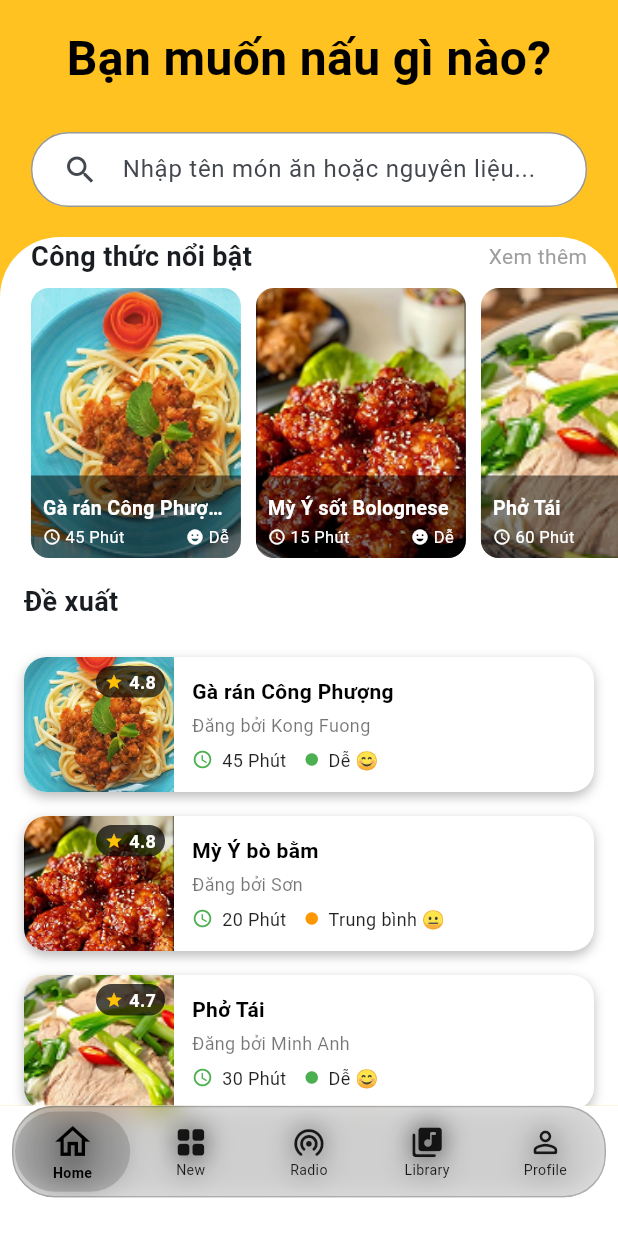
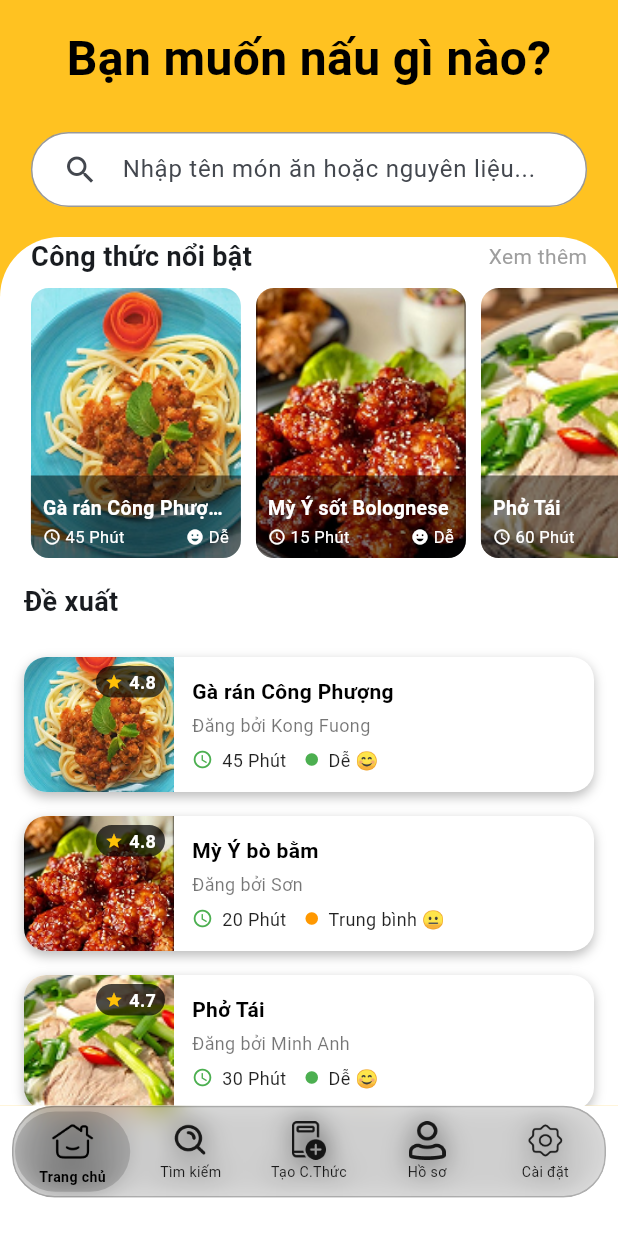
Before and after one commit to dav4k2/DuAnThucTap, a Flutter app: the MainLayout screen opened directly, on a phone screen of 412 x 824 dp. Run offline on Flutter 3.47's test engine with Material 3 defaults, Android fonts, the light colour scheme and no system bars; our stand-ins replace firebase_auth, firebase_core, flutter_riverpod, flutter_screenutil, google_sign_in, palette_generator; missing offline and left inert: cupertino_native, widgetbook; accounts and stored records are empty.

Commit message:
update navbar icon android với ios native

```diff
--- a/lib/Main_layout/main_layout.dart
+++ b/lib/Main_layout/main_layout.dart
@@ -19,8 +19,8 @@ class _MainLayoutState extends State<MainLayout> {
   final List<Widget> _pages = const [
     HomeScreen(),
     ExploreScreen(),
-    ChefProfileScreen(), // placeholder
     Center(child: Text('Library')),
+    ChefProfileScreen(),
     Center(child: Text('Profile')),
   ];
 
--- a/lib/navbar/navbar_ios.dart
+++ b/lib/navbar/navbar_ios.dart
@@ -19,10 +19,11 @@ class NavBarIOS extends StatefulWidget {
 class _NavBarIOSState extends State<NavBarIOS> {
   // Danh sách tab – giữ nguyên như hướng dẫn pub.dev
   final List<CNTabBarItem> _items = const [
-    CNTabBarItem(label: 'TV', icon: CNSymbol('appletv.fill')),
-    CNTabBarItem(label: 'Video', icon: CNSymbol('video.fill')),
-    CNTabBarItem(label: 'Chat', icon: CNSymbol('message.fill')),
-    CNTabBarItem(label: 'Home', icon: CNSymbol('homepod.fill')),
+    CNTabBarItem(label: 'Trang chủ', icon: CNSymbol('house.fill')),
+    CNTabBarItem(label: 'Tìm kiếm', icon: CNSymbol('magnifyingglass')),
+    CNTabBarItem(label: 'Tạo mới', icon: CNSymbol('plus.app.fill')),
+    CNTabBarItem(label: 'Hồ sơ', icon: CNSymbol('person.crop.circle')),
+    CNTabBarItem(label: 'Cài đặt', icon: CNSymbol('gearshape.fill')),
   ];
 
   @override
--- a/lib/navbar/smart_navbar.dart
+++ b/lib/navbar/smart_navbar.dart
@@ -1,3 +1,4 @@
+// lib/widgets/smart_nav_bar.dart
 import 'dart:ui';
 import 'package:flutter/material.dart';
 import 'package:flutter_screenutil/flutter_screenutil.dart';
@@ -27,22 +28,15 @@ class _SmartNavBarState extends State<SmartNavBar> with SingleTickerProviderStat
   @override
   void initState() {
     super.initState();
-    _controller = AnimationController(
-      vsync: this,
-      duration: const Duration(milliseconds: 300), // Mượt hơn
-    );
+    _controller = AnimationController(vsync: this, duration: const Duration(milliseconds: 300));
     _setupAnimations(widget.currentIndex.toDouble());
     widget.scrollController.addListener(_checkScroll);
   }
 
   void _setupAnimations(double targetIndex) {
-    _positionAnimation = Tween<double>(
-      begin: targetIndex,
-      end: targetIndex,
-    ).animate(CurvedAnimation(
-      parent: _controller,
-      curve: Curves.easeInOutCubic,
-    ));
+    _positionAnimation = Tween<double>(begin: targetIndex, end: targetIndex).animate(
+      CurvedAnimation(parent: _controller, curve: Curves.easeInOutCubic),
+    );
   }
 
   @override
@@ -53,10 +47,7 @@ class _SmartNavBarState extends State<SmartNavBar> with SingleTickerProviderStat
       _positionAnimation = Tween<double>(
         begin: beginPos,
         end: widget.currentIndex.toDouble(),
-      ).animate(CurvedAnimation(
-        parent: _controller,
-        curve: Curves.easeInOutCubic,
-      ));
+      ).animate(CurvedAnimation(parent: _controller, curve: Curves.easeInOutCubic));
 
       _controller
         ..reset()
@@ -85,12 +76,11 @@ class _SmartNavBarState extends State<SmartNavBar> with SingleTickerProviderStat
     } catch (_) {}
   }
 
-  // Hàm tính scale theo tiến trình (parabol, đỉnh ở giữa)
   double _calculateScale(double progress) {
     const double peakScale = 1.3;
     const double baseScale = 1.0;
     final double t = progress - 0.5;
-    final double parabola = 1 - 4 * t * t; // 1 ở giữa, 0 ở hai đầu
+    final double parabola = 1 - 4 * t * t;
     return baseScale + (peakScale - baseScale) * parabola;
   }
 
@@ -126,11 +116,10 @@ class _SmartNavBarState extends State<SmartNavBar> with SingleTickerProviderStat
                 return Stack(
                   alignment: Alignment.center,
                   children: [
-                    // Highlight bubble: di chuyển + scale theo hành trình
                     AnimatedBuilder(
                       animation: _controller,
                       builder: (context, _) {
-                        final progress = _controller.value; // 0.0 -> 1.0
+                        final progress = _controller.value;
                         final currentIndex = _positionAnimation.value;
                         final targetX = (currentIndex - 2) * itemWidth;
                         final scale = _calculateScale(progress);
@@ -159,7 +148,7 @@ class _SmartNavBarState extends State<SmartNavBar> with SingleTickerProviderStat
                       children: List.generate(5, (index) {
                         return Expanded(
                           child: _buildItem(
-                            _getIcon(index),
+                            _getIconPath(index),
                             _getLabel(index),
                             index,
                             activeColor,
@@ -179,7 +168,7 @@ class _SmartNavBarState extends State<SmartNavBar> with SingleTickerProviderStat
   }
 
   Widget _buildItem(
-      IconData icon,
+      String iconPath,
       String label,
       int index,
       Color active,
@@ -195,15 +184,14 @@ class _SmartNavBarState extends State<SmartNavBar> with SingleTickerProviderStat
           mainAxisSize: MainAxisSize.min,
           mainAxisAlignment: MainAxisAlignment.center,
           children: [
-            Icon(
-              icon,
-              size: isActive ? 30.sp : 25.sp,
+            Image.asset(
+              iconPath,
+              width: isActive ? 30.w : 25.w,
+              height: isActive ? 30.w : 25.w,
               color: isActive ? active : inactive,
             ),
-            SizedBox(height: 0.h),
-            SizedBox(
-              width: double.infinity,
-              child: Text(
+            SizedBox(height: 2.h),
+            Text(
               label,
               textAlign: TextAlign.center,
               maxLines: 1,
@@ -214,26 +202,26 @@ class _SmartNavBarState extends State<SmartNavBar> with SingleTickerProviderStat
                 fontWeight: isActive ? FontWeight.w600 : FontWeight.normal,
               ),
             ),
-            ),
           ],
         ),
       ),
     );
   }
 
-  IconData _getIcon(int index) {
+  /// 🔥 Thay IconData bằng đường dẫn tới icon trong assets
+  String _getIconPath(int index) {
     const icons = [
-      Icons.home_outlined,
-      Icons.grid_view_rounded,
-      Icons.wifi_tethering_rounded,
-      Icons.library_music_rounded,
-      Icons.person_outline_rounded,
+      'image/home_navbar.png',
+      'image/search2.png',
+      'image/new_navbar.png',
+      'image/profile_navbar.png',
+      'image/Setting_navbar.png',
     ];
     return icons[index];
   }
 
   String _getLabel(int index) {
-    const labels = ["Home", "New", "Radio", "Library", "Profile"];
+    const labels = ["Trang chủ", "Tìm kiếm", "Tạo C.Thức", "Hồ sơ", "Cài đặt"];
     return labels[index];
   }
 }
```
Also changed, not shown: image/Setting_navbar.png (added), image/home_navbar.png (added), image/new_navbar.png (added), image/profile_navbar.png (added), image/search2.png (added), 2 other files. Lines whose indentation alone changed are shown as unchanged.
